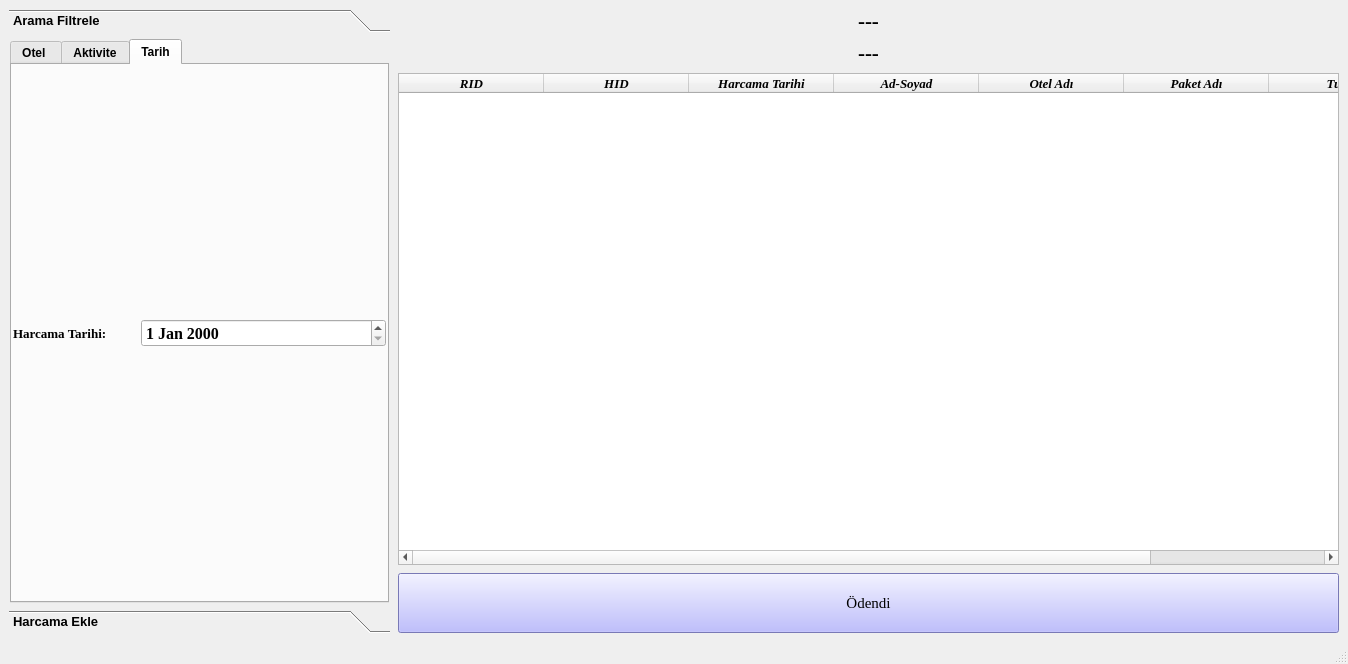
Before: the Qt Designer form ui_designs/musteriHesap.ui in subhanakbenli/Rezervasyon-Takip-Program-, drawn with Qt 5.
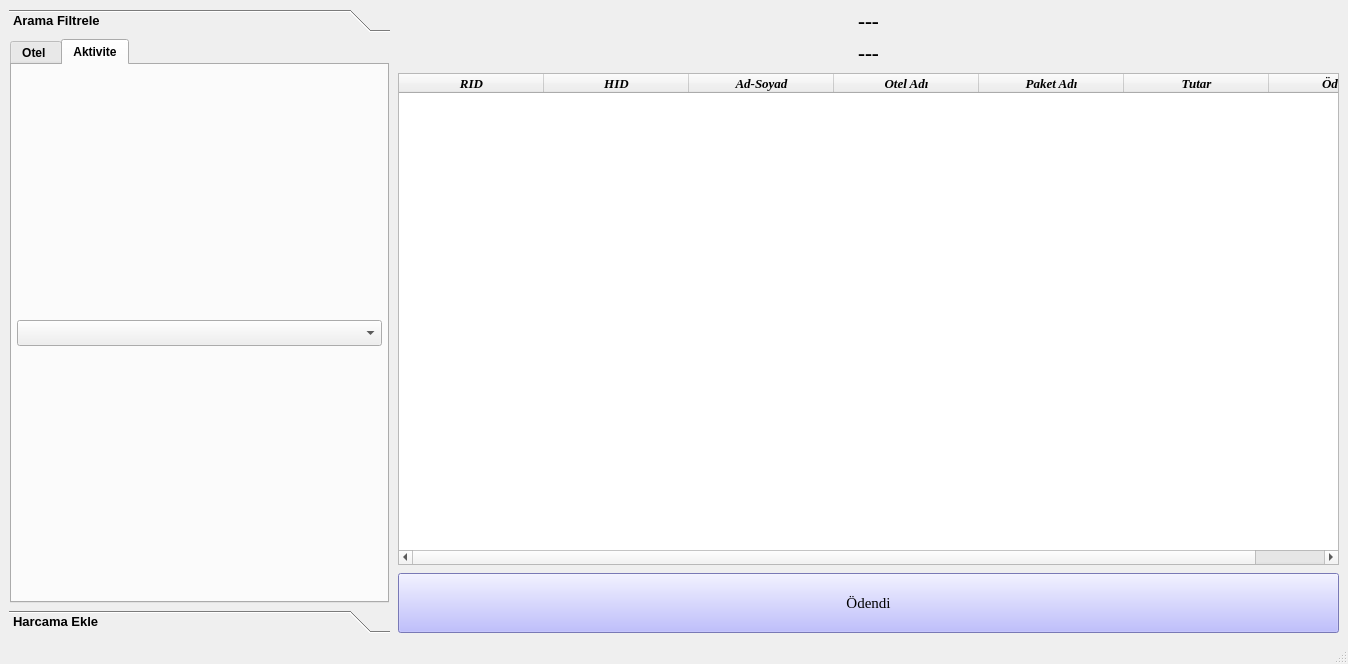
After: the same form once the commit is applied. The open tabs and pages were chosen to show the change.

```diff
--- a/ui_designs/musteriHesap.ui
+++ b/ui_designs/musteriHesap.ui
@@ -125,56 +125,6 @@
               </item>
              </layout>
             </widget>
-            <widget class="QWidget" name="tab_5">
-             <attribute name="title">
-              <string>Tarih</string>
-             </attribute>
-             <layout class="QVBoxLayout" name="verticalLayout_7">
-              <property name="leftMargin">
-               <number>1</number>
-              </property>
-              <property name="topMargin">
-               <number>1</number>
-              </property>
-              <property name="rightMargin">
-               <number>1</number>
-              </property>
-              <property name="bottomMargin">
-               <number>1</number>
-              </property>
-              <item>
-               <layout class="QHBoxLayout" name="horizontalLayout" stretch="1,2">
-                <item>
-                 <widget class="QLabel" name="label">
-                  <property name="font">
-                   <font>
-                    <family>Times New Roman</family>
-                    <pointsize>10</pointsize>
-                    <weight>75</weight>
-                    <bold>true</bold>
-                   </font>
-                  </property>
-                  <property name="text">
-                   <string>Harcama Tarihi:</string>
-                  </property>
-                 </widget>
-                </item>
-                <item>
-                 <widget class="QDateEdit" name="harcama_dateEdit">
-                  <property name="font">
-                   <font>
-                    <family>Times New Roman</family>
-                    <pointsize>12</pointsize>
-                    <weight>75</weight>
-                    <bold>true</bold>
-                   </font>
-                  </property>
-                 </widget>
-                </item>
-               </layout>
-              </item>
-             </layout>
-            </widget>
            </widget>
           </item>
          </layout>
@@ -617,7 +567,7 @@
              <number>1</number>
             </property>
             <property name="columnCount">
-             <number>8</number>
+             <number>7</number>
             </property>
             <attribute name="horizontalHeaderDefaultSectionSize">
              <number>145</number>
@@ -655,11 +605,6 @@
               <string>HID</string>
              </property>
             </column>
-            <column>
-             <property name="text">
-              <string>Harcama Tarihi</string>
-             </property>
-            </column>
             <column>
              <property name="text">
               <string>Ad-Soyad</string>
@@ -685,7 +630,7 @@
               <string>Ödendi</string>
              </property>
             </column>
-            <item row="0" column="5">
+            <item row="0" column="4">
              <property name="text">
               <string/>
              </property>
```
Left out of the diff: 2 changed lines with no effect on the pictures.
